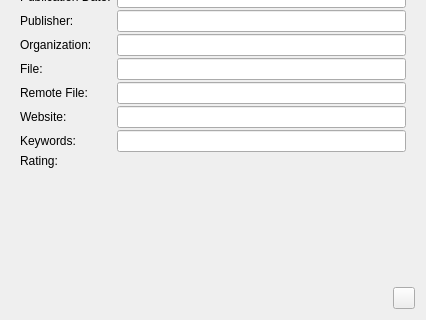
KDE/conquirere, file src/sidebar/publicationwidget.ui: the form before one commit; both pictures show x 0 to 426 and y 168 to 488 of the 426 by 488 pixel window.
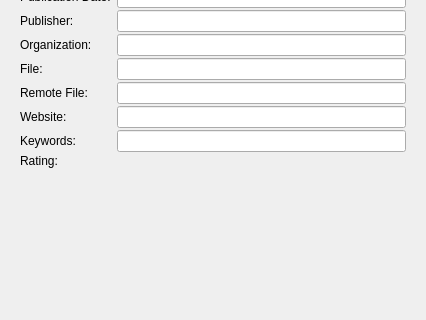
The form after the commit. Custom widgets are drawn as their Qt base class.

Commit message: small ui change with add/remove reference in the publication sidewidget

What changed in the file:
```diff
--- a/src/sidebar/publicationwidget.ui
+++ b/src/sidebar/publicationwidget.ui
@@ -597,51 +597,6 @@
      </widget>
     </widget>
    </item>
-   <item>
-    <layout class="QHBoxLayout" name="horizontalLayout_2">
-     <item>
-      <spacer name="horizontalSpacer_2">
-       <property name="orientation">
-        <enum>Qt::Horizontal</enum>
-       </property>
-       <property name="sizeHint" stdset="0">
-        <size>
-         <width>40</width>
-         <height>20</height>
-        </size>
-       </property>
-      </spacer>
-     </item>
-     <item>
-      <widget class="QPushButton" name="addReference">
-       <property name="minimumSize">
-        <size>
-         <width>22</width>
-         <height>22</height>
-        </size>
-       </property>
-       <property name="maximumSize">
-        <size>
-         <width>22</width>
-         <height>22</height>
-        </size>
-       </property>
-       <property name="toolTip">
-        <string>Add Reference</string>
-       </property>
-       <property name="text">
-        <string/>
-       </property>
-       <property name="iconSize">
-        <size>
-         <width>22</width>
-         <height>22</height>
-        </size>
-       </property>
-      </widget>
-     </item>
-    </layout>
-   </item>
   </layout>
  </widget>
  <customwidgets>
```
The commit also changes 6 other files.
